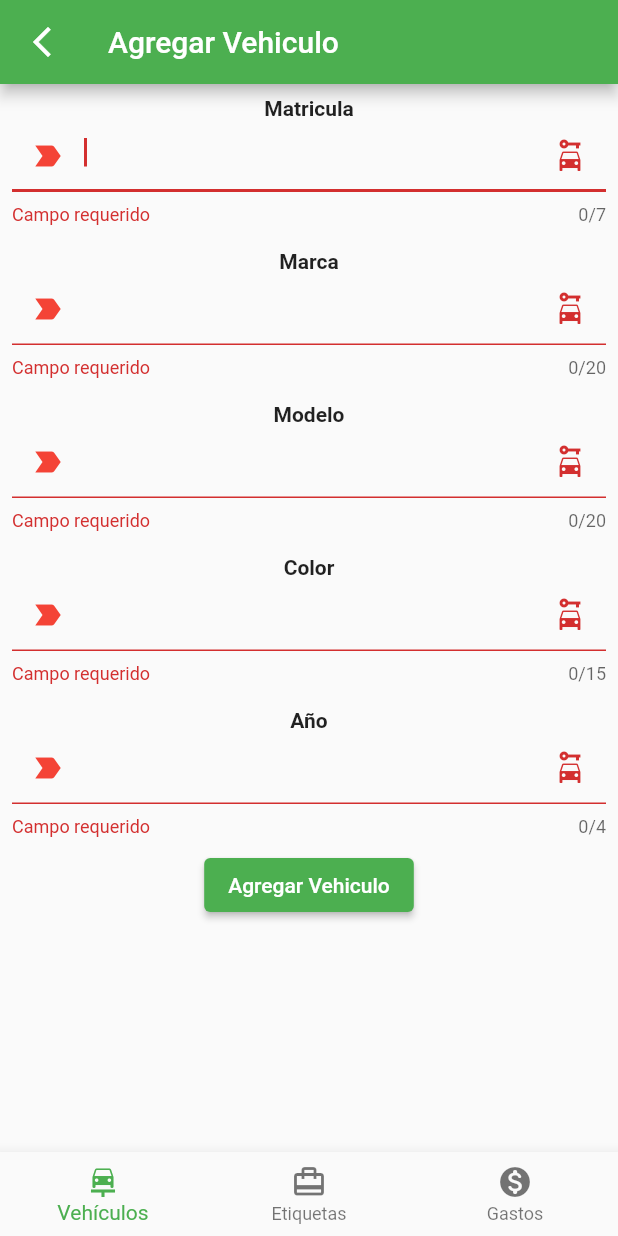
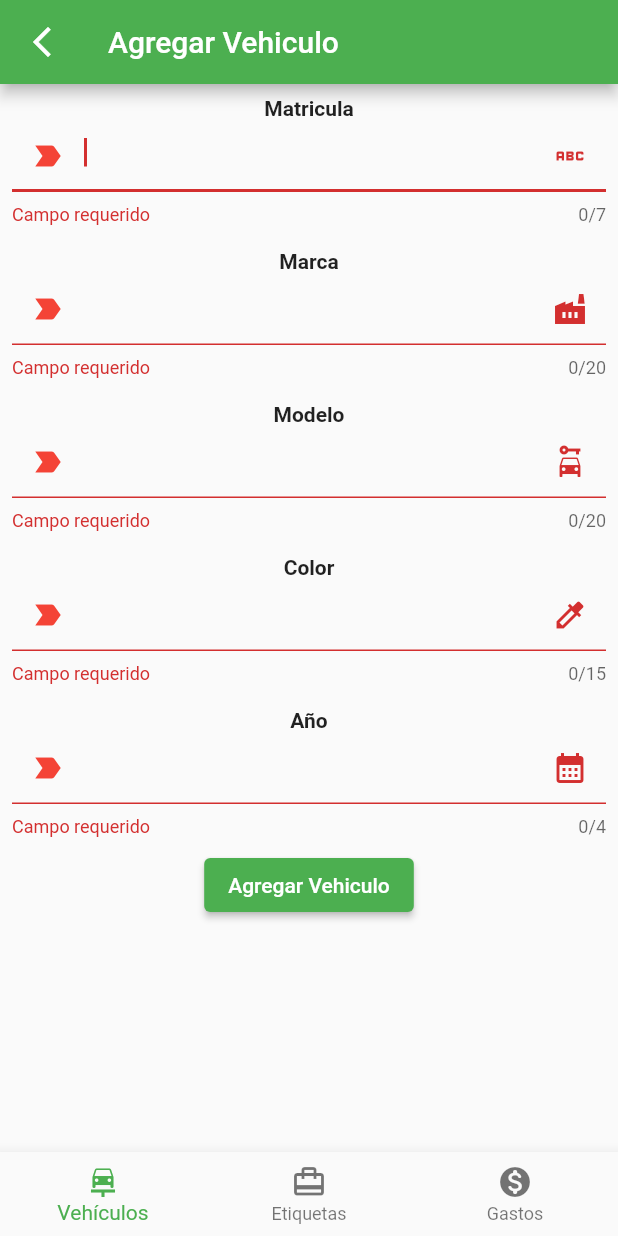
Before and after one commit to EPICSLASH999/mis_vehiculos, a Flutter app: the WidgetPlantillaVehiculo screen opened directly, after a tap on "Agregar Vehiculo", on a phone screen of 412 x 824 dp. Run offline on Flutter 3.47's test engine with Material 2 defaults, Android fonts, the phone set to English and light mode, and no system bars; our stand-ins replace bloc, equatable, flutter_bloc, sqflite; accounts and stored records are empty.

Commit message:
Iconos personalizados por CuadroDeTexto.

```diff
--- a/lib/variables/variables.dart
+++ b/lib/variables/variables.dart
@@ -37,9 +37,16 @@ const Color colorIcono = Color.fromARGB(255, 158, 190, 42);
 const Color colorTileSeleccionado = Color.fromARGB(104, 201, 255, 7);
 
 //Decoración
-InputDecoration obtenerDecoracionCampoObligatorio({String? hintText}) => InputDecoration(
+InputDecoration obtenerDecoracionCampoObligatorio({String? hintText, Icon? icono}) => InputDecoration(
         hintText: (hintText??''),
         prefixIcon: const Icon(Icons.label_important),
         prefixIconColor: Colors.red,
-        suffixIcon: const Icon(Icons.car_rental)
+        suffixIcon: icono??const Icon(Icons.car_rental)
       );
+
+InputDecoration obtenerDecoracionCampoOpcional({Icon? icono}) {
+  return InputDecoration(
+    hintText: "",
+    suffixIcon: icono??const Icon(Icons.car_rental)
+  );
+}
--- a/lib/widgets/widgets_gastos.dart
+++ b/lib/widgets/widgets_gastos.dart
@@ -168,9 +168,9 @@ class _WidgetPlantillaGastoState extends State<WidgetPlantillaGasto> {
                         children: <Widget>[
                           CuadroDeTexto(controlador: controladorVehiculo, titulo: 'Vehiculo', esSoloLectura: true,),
                           SeleccionadorEtiqueta(etiquetaSeleccionada: controladorEtiqueta, titulo: 'Etiqueta', misEtiquetas: widget.misEtiquetas, esEditarGasto: (widget.gasto != null),controladorMecanico: controladorMecanico),
-                          CuadroDeTexto(controlador: controladorMecanico, titulo: 'Mecanico', campoRequerido: false,),
-                          CuadroDeTexto(controlador: controladorLugar, titulo: 'Lugar', campoRequerido: false, maxCaracteres: 40,),
-                          CuadroDeTexto(controlador: controladorCosto, titulo: 'Costo', esDouble: true, maxCaracteres: 7,),
+                          CuadroDeTexto(controlador: controladorMecanico, titulo: 'Mecanico', campoRequerido: false, icono: const Icon(Icons.build),),
+                          CuadroDeTexto(controlador: controladorLugar, titulo: 'Lugar', campoRequerido: false, maxCaracteres: 40, icono: const Icon(Icons.place),),
+                          CuadroDeTexto(controlador: controladorCosto, titulo: 'Costo', esDouble: true, maxCaracteres: 7, icono: const Icon(Icons.attach_money),),
                           SeleccionadorDeFecha(controlador: controladorFecha, titulo: 'Fecha', funcionAlPresionar: pressedFecha),
 
                           ElevatedButton(
--- a/lib/widgets/widgets_misc.dart
+++ b/lib/widgets/widgets_misc.dart
@@ -31,6 +31,7 @@ class CuadroDeTexto extends StatelessWidget {
     this.maxCaracteres = 20,
     this.minCaracteres,
     this.focusTecaldo = false,
+    this.icono,
   });
 
   final TextEditingController controlador;
@@ -42,6 +43,7 @@ class CuadroDeTexto extends StatelessWidget {
   final int maxCaracteres;
   final int? minCaracteres;
   final bool focusTecaldo;
+  final Icon? icono;
 
   bool esNumerico(String? s) {
     if(s == null) return false;
@@ -49,16 +51,12 @@ class CuadroDeTexto extends StatelessWidget {
     return double.tryParse(s) != null;
   }
   InputDecoration obtenerDecoracion(){
+    if (campoRequerido && !esSoloLectura){
+      return obtenerDecoracionCampoObligatorio(icono: icono);
+    }
+    return obtenerDecoracionCampoOpcional(icono: icono);
+  }
 
-    if (campoRequerido && !esSoloLectura){
-      return obtenerDecoracionCampoObligatorio();
-    }
-
-    return const InputDecoration(
-      hintText: "",
-      suffixIcon: Icon(Icons.car_rental)
-    );
-  }
   TextInputType obtenerTipoTeclado(){
     if(esInt || esDouble) return TextInputType.number;
     return TextInputType.text;
--- a/lib/widgets/widgets_vehiculos.dart
+++ b/lib/widgets/widgets_vehiculos.dart
@@ -302,11 +302,11 @@ class _WidgetPlantillaVehiculoState extends State<WidgetPlantillaVehiculo> {
         child: Column(
           children: <Widget>[
             // Add TextFormFields and ElevatedButton here.
-            CuadroDeTextoMatricula(matriculasVehiculos: widget.matriculasVehiculos, controladorMatricula: controladorMatricula, titulo: 'Matricula', focusTecaldo: true,),
-            CuadroDeTexto(controlador: controladorMarca, titulo: 'Marca'),
+            CuadroDeTextoMatricula(matriculasVehiculos: widget.matriculasVehiculos, controladorMatricula: controladorMatricula, titulo: 'Matricula', focusTecaldo: true, icono: const Icon(Icons.abc_outlined),),
+            CuadroDeTexto(controlador: controladorMarca, titulo: 'Marca', icono: const Icon(Icons.factory)),
             CuadroDeTexto(controlador: controladorModelo, titulo: 'Modelo'),
-            CuadroDeTexto(controlador: controladorColor, titulo: 'Color', maxCaracteres: 15,),
-            CuadroDeTexto(controlador: controladorAno, titulo: 'Año',esInt: true,maxCaracteres: 4,minCaracteres: 4,),
+            CuadroDeTexto(controlador: controladorColor, titulo: 'Color', maxCaracteres: 15, icono: const Icon(Icons.colorize),),
+            CuadroDeTexto(controlador: controladorAno, titulo: 'Año', esInt: true, maxCaracteres: 4, minCaracteres: 4, icono: const Icon(Icons.calendar_month),),
             ElevatedButton(
               onPressed: () {
                 if (_formKey.currentState!.validate()) {
@@ -343,12 +343,14 @@ class CuadroDeTextoMatricula extends StatelessWidget {
     required this.controladorMatricula,
     required this.titulo,
     this.focusTecaldo = false,
+    this.icono,
   });
 
   final Future<List<String>>? matriculasVehiculos;
   final TextEditingController controladorMatricula;
   final String titulo;
   final bool focusTecaldo;
+  final Icon? icono;
 
   final bool campoRequerido = true;
   final int maxCaracteres = 7;
@@ -387,7 +389,7 @@ class CuadroDeTextoMatricula extends StatelessWidget {
                   textCapitalization: TextCapitalization.characters,
                   maxLength: maxCaracteres,
                   controller: controladorMatricula,
-                  decoration: obtenerDecoracionCampoObligatorio(),
+                  decoration: obtenerDecoracionCampoObligatorio(icono: icono),
                   keyboardType: TextInputType.text,
                   autofocus: focusTecaldo,
                 ),
```
Also changed, not shown: lib/widgets/widgets_etiquetas.dart (+7 -9 lines).
